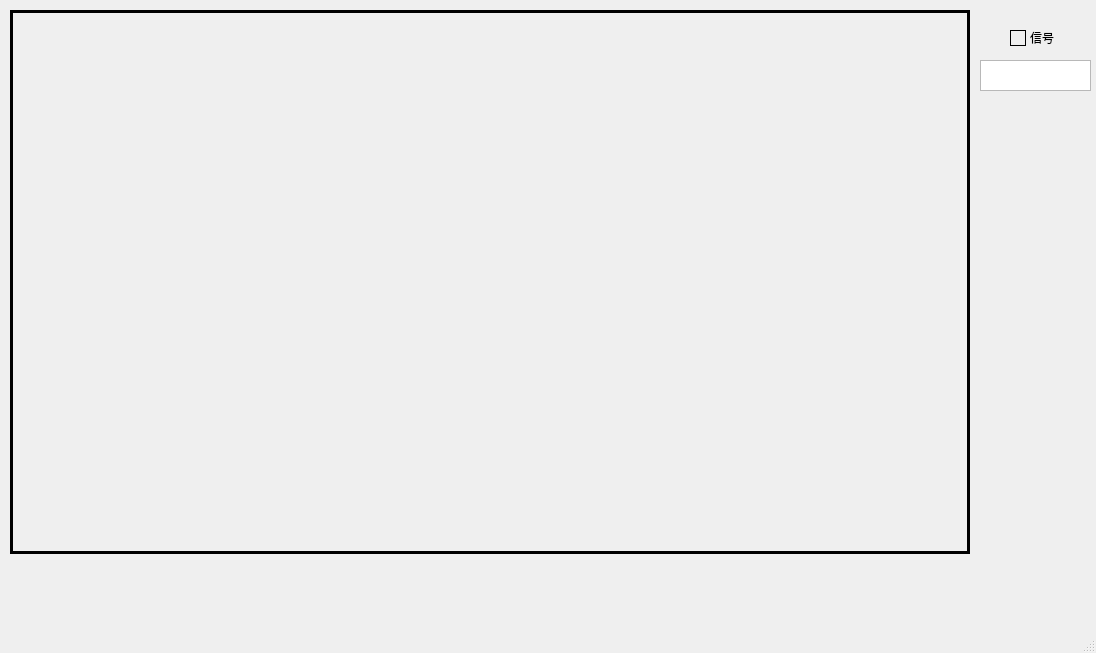
Before: the Qt Designer form mainwindow.ui in lichunjiang19960224/Head-count, drawn with Qt 5.
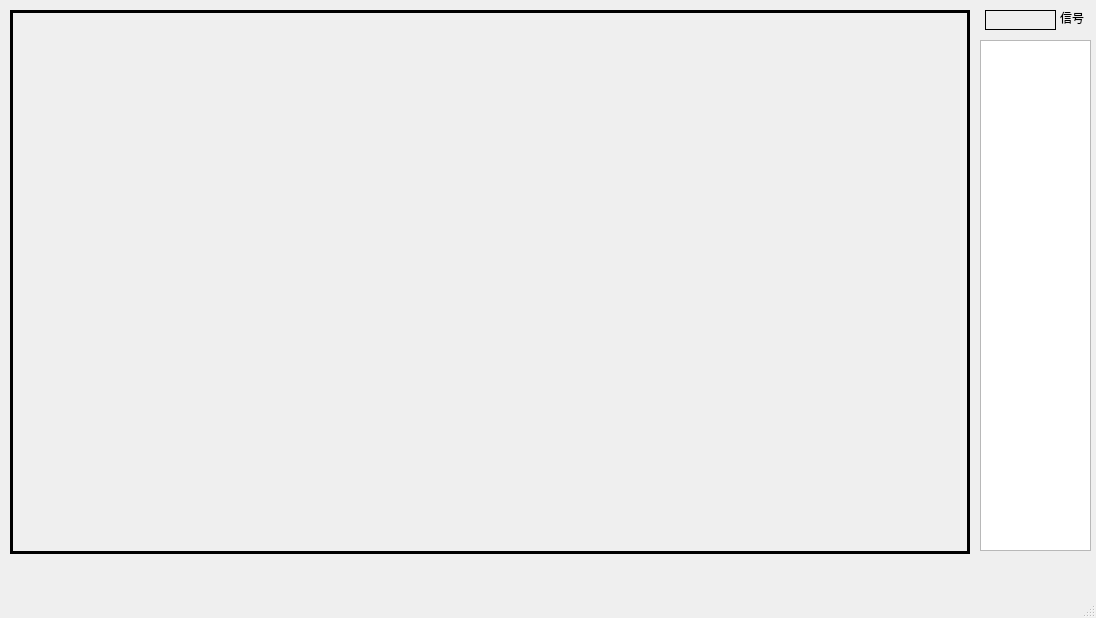
After: the same form once the commit is applied.

What changed in the file:
```diff
--- a/mainwindow.ui
+++ b/mainwindow.ui
@@ -7,7 +7,7 @@
     <x>0</x>
     <y>0</y>
     <width>1096</width>
-    <height>653</height>
+    <height>618</height>
    </rect>
   </property>
   <property name="windowTitle">
@@ -39,10 +39,10 @@
    <widget class="QLabel" name="single">
     <property name="geometry">
      <rect>
-      <x>1010</x>
-      <y>30</y>
-      <width>16</width>
-      <height>16</height>
+      <x>985</x>
+      <y>10</y>
+      <width>71</width>
+      <height>20</height>
      </rect>
     </property>
     <property name="frameShape">
@@ -55,8 +55,8 @@
    <widget class="QLabel" name="label">
     <property name="geometry">
      <rect>
-      <x>1030</x>
-      <y>30</y>
+      <x>1060</x>
+      <y>10</y>
       <width>31</width>
       <height>16</height>
      </rect>
@@ -69,9 +69,9 @@
     <property name="geometry">
      <rect>
       <x>980</x>
-      <y>60</y>
+      <y>40</y>
       <width>111</width>
-      <height>31</height>
+      <height>511</height>
      </rect>
     </property>
    </widget>
```
